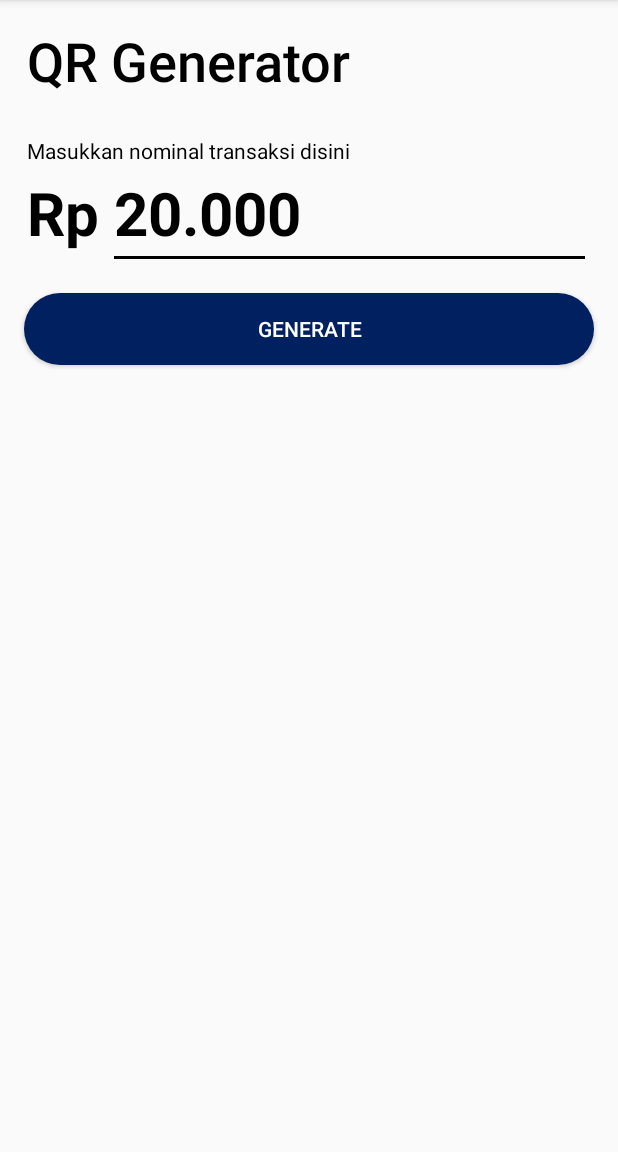
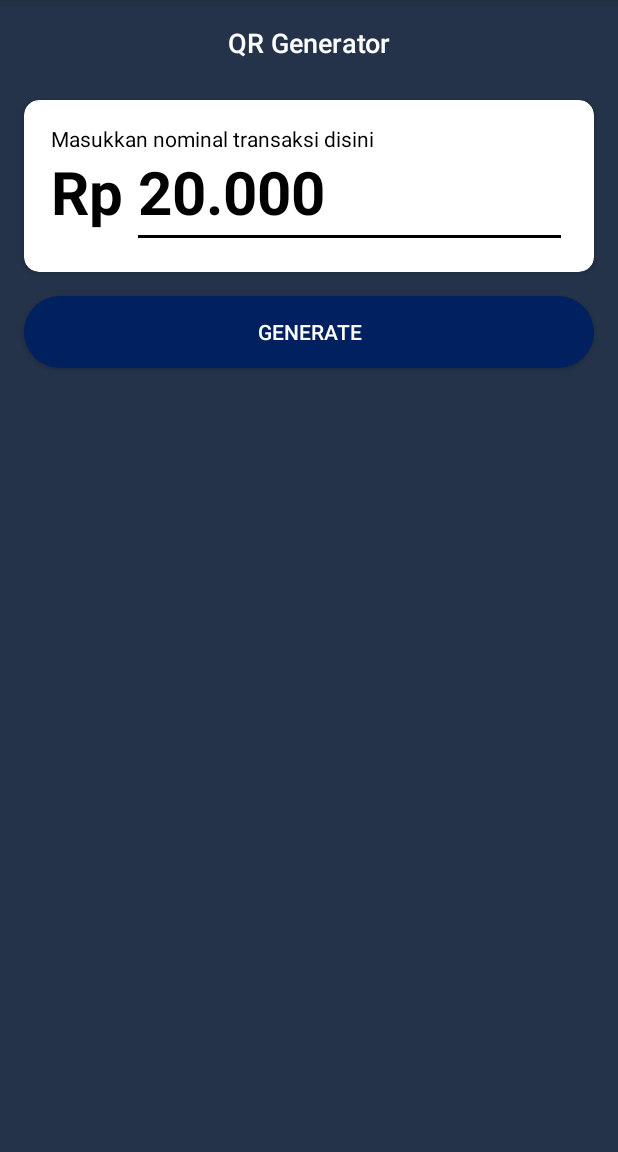
Before and after one commit to kelompok-progmob/fintech, an Android app: the QRGeneratorActivity screen opened directly, with no data from a screen before it, on a phone screen of 412 x 824 dp, the part 84-1236 px from its top. Run offline under Robolectric (Android 15) with nearby library versions, the phone set to English and light mode, and no system bars.

Commit message:
Layout QRGenerator 2

```diff
--- a/app/src/main/res/layout/activity_qrgenerator.xml
+++ b/app/src/main/res/layout/activity_qrgenerator.xml
@@ -4,18 +4,19 @@
     xmlns:tools="http://schemas.android.com/tools"
     android:layout_width="match_parent"
     android:layout_height="match_parent"
-    tools:context=".QRGeneratorActivity">
+    tools:context=".QRGeneratorActivity"
+    android:background="@color/colorSecondary">
 
     <TextView
         android:id="@+id/textView4"
         android:layout_width="wrap_content"
         android:layout_height="wrap_content"
         android:layout_marginTop="16dp"
-        android:layout_marginLeft="18dp"
         android:fontFamily="sans-serif-medium"
         android:text="QR Generator"
-        android:textColor="@android:color/black"
-        android:textSize="36sp"
+        android:textColor="@color/colorTextWhite"
+        android:textSize="18sp"
+        app:layout_constraintEnd_toEndOf="parent"
         app:layout_constraintStart_toStartOf="parent"
         app:layout_constraintTop_toTopOf="parent" />
 
@@ -24,10 +25,12 @@
         android:layout_width="match_parent"
         android:layout_height="wrap_content"
         android:layout_below="@id/textView4"
+        android:layout_marginLeft="16dp"
         android:layout_marginTop="26dp"
-        app:cardBackgroundColor="#00FFFFFF"
-        app:cardCornerRadius="0dp"
-        app:cardElevation="0dp"
+        android:layout_marginRight="16dp"
+        app:cardBackgroundColor="@color/cardview_light_background"
+        app:cardCornerRadius="10dp"
+        app:cardElevation="2dp"
         app:layout_constraintEnd_toEndOf="parent"
         app:layout_constraintStart_toStartOf="parent"
         app:layout_constraintTop_toBottomOf="@+id/textView4">
@@ -37,8 +40,9 @@
             android:layout_width="wrap_content"
             android:layout_height="wrap_content"
             android:layout_marginLeft="72dp"
-            android:layout_marginTop="14dp"
+            android:layout_marginTop="24dp"
             android:layout_marginRight="18dp"
+            android:layout_marginBottom="16dp"
             android:backgroundTint="@android:color/black"
             android:ems="10"
             android:inputType="number"
@@ -53,7 +57,7 @@
             android:layout_width="wrap_content"
             android:layout_height="wrap_content"
             android:layout_marginLeft="18dp"
-            android:layout_marginTop="24dp"
+            android:layout_marginTop="34dp"
             android:layout_marginRight="18dp"
             android:text="Rp"
             android:textColor="@android:color/black"
@@ -65,6 +69,7 @@
             android:layout_width="match_parent"
             android:layout_height="wrap_content"
             android:layout_marginLeft="18dp"
+            android:layout_marginTop="16dp"
             android:layout_marginRight="18dp"
             android:text="Masukkan nominal transaksi disini"
             android:textColor="@android:color/black"
--- a/app/src/main/res/values/colors.xml
+++ b/app/src/main/res/values/colors.xml
@@ -4,4 +4,5 @@
     <color name="colorPrimaryDark">#00574B</color>
     <color name="colorAccent">#D81B60</color>
     <color name="colorTextWhite">#FFFFFF</color>
+    <color name="colorSecondary">#243349</color>
 </resources>
```
